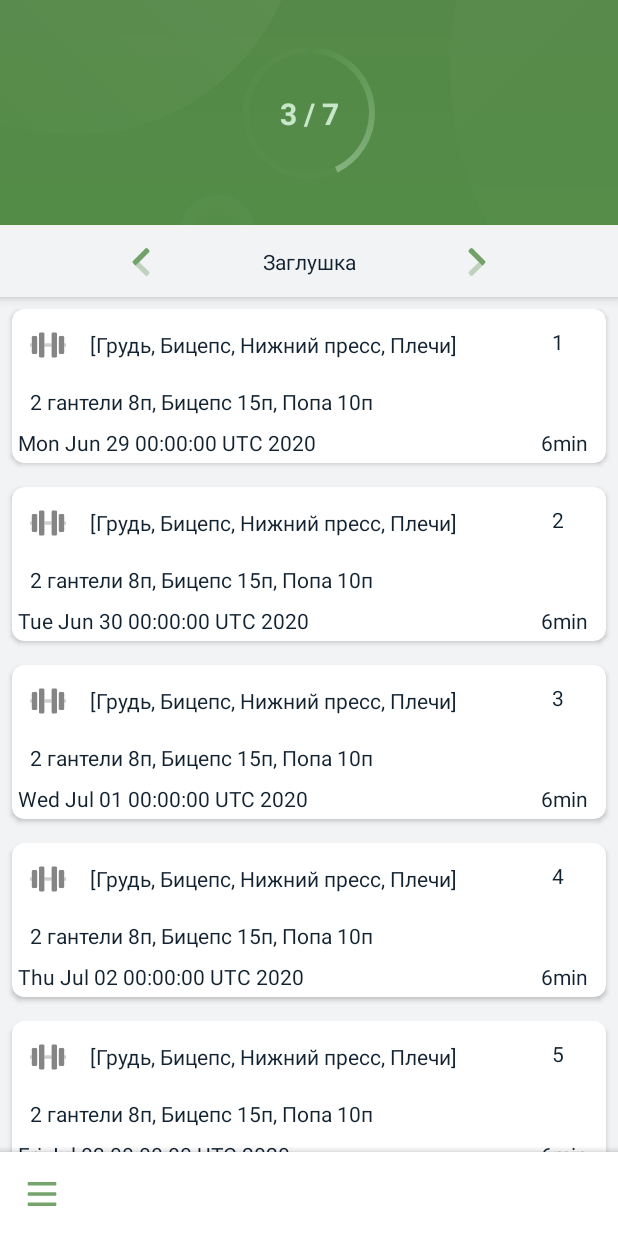
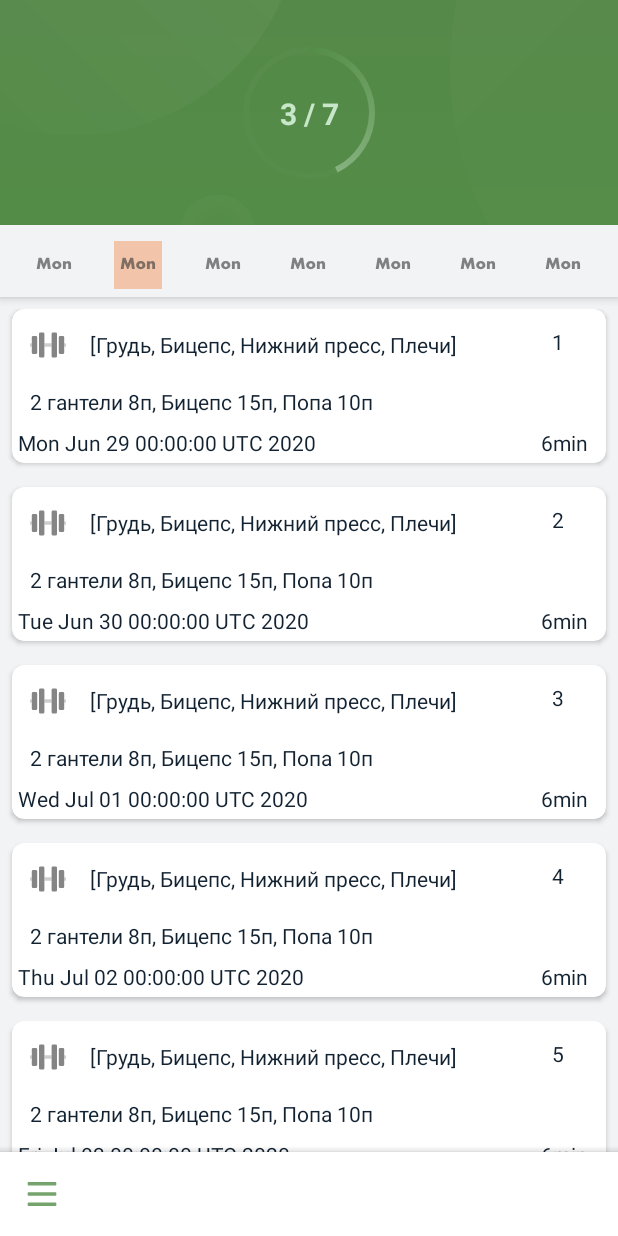
Before and after one commit to jrd-prime/varuna-project, an Android app: the screen it shows after launch (DashboardActivity), on a phone screen of 412 x 824 dp. Run offline under Robolectric (Android 15) with nearby library versions, the phone set to English and light mode, and no system bars; our stand-ins replace data binding; 1 statement that could not run was skipped.

Commit message:
Stable v0.0.9

```diff
--- a/app/src/main/java/ru/jrd_prime/trainingdiary/WorkoutPageFragment.kt
+++ b/app/src/main/java/ru/jrd_prime/trainingdiary/WorkoutPageFragment.kt
@@ -2,6 +2,7 @@ package ru.jrd_prime.trainingdiary
 
 import android.graphics.Color
 import android.os.Bundle
+import android.util.Log
 import android.view.LayoutInflater
 import android.view.View
 import android.view.ViewGroup
@@ -46,6 +47,8 @@ class WorkoutPageFragment : Fragment() {
     override fun onCreate(savedInstanceState: Bundle?) {
         super.onCreate(savedInstanceState)
         pageNumber = requireArguments().getInt(ARGUMENT_PAGE_NUMBER)
+
+        Log.d("\nHERE\n", "pageNum $pageNumber")
         val rnd = Random()
         backColor = Color.argb(40, rnd.nextInt(256), rnd.nextInt(256), rnd.nextInt(256))
     }
--- a/app/src/main/java/ru/jrd_prime/trainingdiary/ui/DashboardActivity.kt
+++ b/app/src/main/java/ru/jrd_prime/trainingdiary/ui/DashboardActivity.kt
@@ -43,15 +43,10 @@ class DashboardActivity : AppCompatActivity() {
 
     override fun onCreate(savedInstanceState: Bundle?) {
         super.onCreate(savedInstanceState)
-
         val binding: ActivityDashboardBinding =
             DataBindingUtil.setContentView(this, R.layout.activity_dashboard)
         val viewmodel = dashboardViewModel
-
-
         binding.viewmodel = viewmodel
-
-
 
         setWindow()
 
@@ -77,7 +72,8 @@ class DashboardActivity : AppCompatActivity() {
 
     private class WorkoutPageAdapter(fm: FragmentManager?) : FragmentPagerAdapter(fm!!) {
         override fun getItem(position: Int): Fragment {
-            return WorkoutPageFragment.newInstance(position)
+//            return WorkoutPageFragment.newInstance(position)
+            return WorkoutPageFragment.newInstance(4)
         }
 
         override fun getCount(): Int {
--- a/app/src/main/res/layout/a_root_show_date.xml
+++ b/app/src/main/res/layout/a_root_show_date.xml
@@ -1,41 +1,125 @@
-<androidx.constraintlayout.widget.ConstraintLayout xmlns:android="http://schemas.android.com/apk/res/android"
+<LinearLayout xmlns:android="http://schemas.android.com/apk/res/android"
     xmlns:app="http://schemas.android.com/apk/res-auto"
     android:id="@+id/constLayDate"
     android:layout_width="match_parent"
-    android:layout_height="@dimen/showDayHeight"
+    android:layout_height="54dp"
     android:background="@color/colorLightGrey"
+    android:gravity="center_vertical"
+    android:orientation="horizontal"
+    android:paddingStart="8dp"
+    android:paddingEnd="8dp"
     app:layout_constraintTop_toBottomOf="@+id/fr">
 
+    <FrameLayout
+        android:layout_width="wrap_content"
+        android:layout_height="wrap_content"
+        android:layout_weight="1">
 
         <ImageView
-            android:layout_width="wrap_content"
-            android:layout_height="wrap_content"
-            android:src="@drawable/ic_chevron_left"
-            app:layout_constraintBottom_toBottomOf="@+id/tvDateScroll"
-            app:layout_constraintEnd_toStartOf="@+id/tvDateScroll"
-            app:layout_constraintTop_toTopOf="@+id/tvDateScroll"
-            android:contentDescription="@string/minusDay" />
+            android:layout_gravity="center"
+            android:id="@+id/ivDay1"
+            android:layout_width="@dimen/dayTodayImgSize"
+            android:layout_height="@dimen/dayTodayImgSize"
+            android:layout_margin="4dp"
+            android:contentDescription="@string/minusDay"
+            android:padding="4dp"
+            android:src="@drawable/jp_day_mon" />
+    </FrameLayout>
 
-        <TextView
-            android:id="@+id/tvDateScroll"
-            android:layout_width="200dp"
-            android:layout_height="wrap_content"
-            android:gravity="center"
-            android:paddingLeft="16dp"
-            android:paddingRight="16dp"
-            android:text="@string/textMock"
-            app:layout_constraintBottom_toBottomOf="parent"
-            app:layout_constraintEnd_toEndOf="parent"
-            app:layout_constraintStart_toStartOf="parent"
-            app:layout_constraintTop_toTopOf="parent" />
+    <FrameLayout
+        android:layout_width="wrap_content"
+        android:layout_height="wrap_content"
+        android:layout_weight="1">
 
         <ImageView
-            android:layout_width="wrap_content"
-            android:layout_height="wrap_content"
-            android:src="@drawable/ic_chevron_right"
-            app:layout_constraintBottom_toBottomOf="@+id/tvDateScroll"
-            app:layout_constraintStart_toEndOf="@+id/tvDateScroll"
-            app:layout_constraintTop_toTopOf="@+id/tvDateScroll"
-            android:contentDescription="@string/plusDay" />
+            android:layout_gravity="center"
+            android:id="@+id/ivDay2"
+            android:layout_width="@dimen/dayTodayImgSize"
+            android:layout_height="@dimen/dayTodayImgSize"
+            android:layout_margin="4dp"
+            android:contentDescription="@string/minusDay"
+            android:padding="4dp"
+            android:background="#66EF7F3E"
+            android:src="@drawable/jp_day_mon" />
+    </FrameLayout>
 
-</androidx.constraintlayout.widget.ConstraintLayout>
+    <FrameLayout
+        android:layout_width="wrap_content"
+        android:layout_height="wrap_content"
+        android:layout_weight="1">
+
+        <ImageView
+            android:layout_gravity="center"
+            android:id="@+id/ivDay3"
+            android:layout_width="@dimen/dayTodayImgSize"
+            android:layout_height="@dimen/dayTodayImgSize"
+            android:layout_margin="4dp"
+            android:contentDescription="@string/minusDay"
+            android:padding="4dp"
+            android:src="@drawable/jp_day_mon" />
+    </FrameLayout>
+
+    <FrameLayout
+        android:layout_width="wrap_content"
+        android:layout_height="wrap_content"
+        android:layout_weight="1">
+
+        <ImageView
+            android:layout_gravity="center"
+            android:id="@+id/ivDay4"
+            android:layout_width="@dimen/dayTodayImgSize"
+            android:layout_height="@dimen/dayTodayImgSize"
+            android:layout_margin="4dp"
+            android:contentDescription="@string/minusDay"
+            android:padding="4dp"
+            android:src="@drawable/jp_day_mon" />
+    </FrameLayout>
+
+    <FrameLayout
+        android:layout_width="wrap_content"
+        android:layout_height="wrap_content"
+        android:layout_weight="1">
+
+        <ImageView
+            android:layout_gravity="center"
+            android:id="@+id/ivDay5"
+            android:layout_width="@dimen/dayTodayImgSize"
+            android:layout_height="@dimen/dayTodayImgSize"
+            android:layout_margin="4dp"
+            android:contentDescription="@string/minusDay"
+            android:padding="4dp"
+            android:src="@drawable/jp_day_mon" />
+    </FrameLayout>
+
+    <FrameLayout
+        android:layout_width="wrap_content"
+        android:layout_height="wrap_content"
+        android:layout_weight="1">
+
+        <ImageView
+            android:layout_gravity="center"
+            android:id="@+id/ivDay6"
+            android:layout_width="@dimen/dayTodayImgSize"
+            android:layout_height="@dimen/dayTodayImgSize"
+            android:layout_margin="4dp"
+            android:contentDescription="@string/minusDay"
+            android:padding="4dp"
+            android:src="@drawable/jp_day_mon" />
+    </FrameLayout>
+
+    <FrameLayout
+        android:layout_width="wrap_content"
+        android:layout_height="wrap_content"
+        android:layout_weight="1">
+
+        <ImageView
+            android:layout_gravity="center"
+            android:id="@+id/ivDay7"
+            android:layout_width="@dimen/dayTodayImgSize"
+            android:layout_height="@dimen/dayTodayImgSize"
+            android:layout_margin="4dp"
+            android:contentDescription="@string/minusDay"
+            android:padding="4dp"
+            android:src="@drawable/jp_day_mon" />
+    </FrameLayout>
+</LinearLayout>
--- a/app/src/main/res/layout/a_workout_list_pager.xml
+++ b/app/src/main/res/layout/a_workout_list_pager.xml
@@ -27,11 +27,6 @@
                 android:layout_height="wrap_content"
                 tools:listitem="@layout/a_workout_card" />
 
-            <!--            <include-->
-            <!--                layout="@layout/a_workout_card"-->
-            <!--                app:workoutModel="@{workoutModel}" />-->
-
-
         </LinearLayout>
     </androidx.core.widget.NestedScrollView>
 </layout>
--- a/app/src/main/res/layout/activity_dashboard.xml
+++ b/app/src/main/res/layout/activity_dashboard.xml
@@ -40,7 +40,6 @@
                     android:layout_height="match_parent"
                     android:layout_marginTop="198dp"
                     android:layout_marginBottom="?actionBarSize"
-
                     app:layout_constraintTop_toBottomOf="@+id/frameShowDay" />
 
                 <FrameLayout
--- a/app/src/main/res/values/dimens.xml
+++ b/app/src/main/res/values/dimens.xml
@@ -11,4 +11,5 @@
     <dimen name="showDayElevation">4dp</dimen>
     <dimen name="fabBorderWidth">0dp</dimen>
     <dimen name="iconCardSize">24dp</dimen>
+    <dimen name="dayTodayImgSize">32dp</dimen>
 </resources>
```
Also changed, not shown: app/src/main/java/ru/jrd_prime/trainingdiary/data/TestData.kt (+1 -23 lines).
